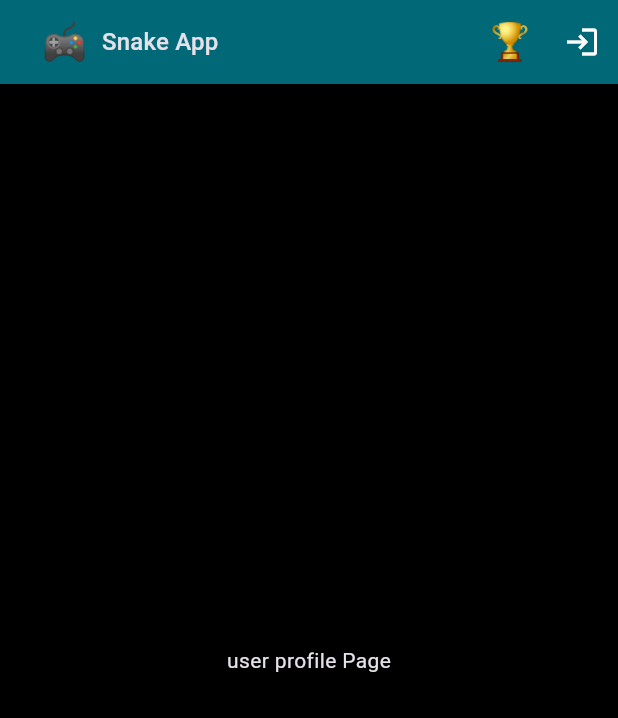
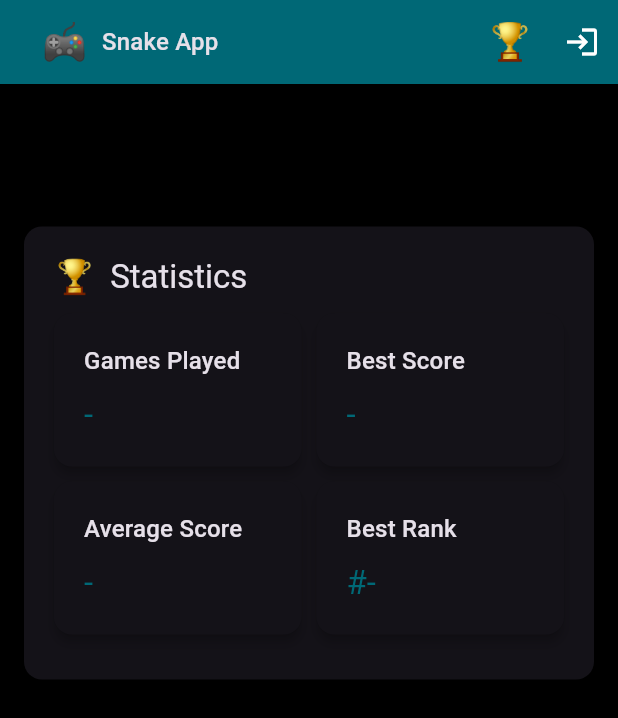
Before and after one commit to chingalo-family/snake-app, a Flutter app: the UserProfile screen opened directly, on a phone screen of 412 x 824 dp. Shown: the top 718 px of the screen. Run offline on Flutter 3.47's test engine with Material 3 defaults, Android fonts, the phone set to English and light mode, and no system bars; our stand-ins replace flutter_svg, fluttertoast, shared_preferences, sqflite; missing offline and left inert: dhis2_dart_utils, mailer; accounts and stored records are empty.

Commit message:
feat: add support for display user stats under profile page

```diff
--- /dev/null
+++ b/lib/modules/user/components/user_game_stats.dart
@@ -0,0 +1,97 @@
+import 'package:flutter/material.dart';
+import 'package:snake_app/core/components/material_card.dart';
+import 'package:snake_app/core/constants/icon_reference.dart';
+
+class UserGameStats extends StatelessWidget {
+  const UserGameStats({
+    super.key,
+    required this.gamesPlayed,
+    required this.bestScore,
+    required this.averageScore,
+    required this.bestRank,
+  });
+
+  final String gamesPlayed;
+  final String bestScore;
+  final String averageScore;
+  final String bestRank;
+
+  Widget _buildStatItem(BuildContext context, String title, String value) {
+    return MaterialCard(
+      elevation: 3.0,
+      body: Container(
+        padding: const EdgeInsets.all(20.0),
+        child: Column(
+          crossAxisAlignment: CrossAxisAlignment.start,
+          children: [
+            Text(title, style: Theme.of(context).textTheme.titleMedium),
+            const SizedBox(height: 10.0),
+            Text(
+              value.toString(),
+              style: Theme.of(context).textTheme.titleLarge?.copyWith(
+                color: Theme.of(context).colorScheme.primary,
+              ),
+            ),
+          ],
+        ),
+      ),
+    );
+  }
+
+  @override
+  Widget build(BuildContext context) {
+    return MaterialCard(
+      elevation: 0.0,
+      body: Container(
+        margin: const EdgeInsets.all(10.0),
+        padding: const EdgeInsets.all(10.0),
+        width: double.infinity,
+        child: Column(
+          crossAxisAlignment: CrossAxisAlignment.start,
+          children: [
+            Row(
+              children: [
+                Text(
+                  IconReference.trophy,
+                  style: Theme.of(context).textTheme.titleLarge,
+                ),
+                const SizedBox(width: 10.0),
+                Expanded(
+                  child: Text(
+                    "Statistics",
+                    style: Theme.of(context).textTheme.titleLarge,
+                  ),
+                ),
+              ],
+            ),
+            const SizedBox(height: 10.0),
+            Row(
+              children: [
+                Expanded(
+                  child: _buildStatItem(context, "Games Played", gamesPlayed),
+                ),
+                const SizedBox(width: 10.0),
+                Expanded(
+                  child: _buildStatItem(context, "Best Score", bestScore),
+                ),
+              ],
+            ),
+            const SizedBox(height: 10.0),
+            Row(
+              children: [
+                Expanded(
+                  child: _buildStatItem(context, "Average Score", averageScore),
+                ),
+                const SizedBox(width: 10.0),
+                Expanded(
+                  child: _buildStatItem(context, "Best Rank", "#$bestRank"),
+                ),
+              ],
+            ),
+            const SizedBox(height: 10.0),
+          ],
+        ),
+      ),
+    );
+  }
+}
--- a/lib/modules/user/user_profile.dart
+++ b/lib/modules/user/user_profile.dart
@@ -1,5 +1,13 @@
 import 'package:flutter/material.dart';
+import 'package:provider/provider.dart';
+import 'package:snake_app/core/app_state/game_score_state/game_score_state.dart';
+import 'package:snake_app/core/app_state/user_state/user_state.dart';
 import 'package:snake_app/core/components/app_bar_container.dart';
+import 'package:snake_app/core/components/material_card.dart';
+import 'package:snake_app/core/constants/app_info_reference.dart';
+import 'package:snake_app/core/constants/icon_reference.dart';
+import 'package:snake_app/core/models/user.dart';
+import 'package:snake_app/modules/user/components/user_game_stats.dart';
 
 class UserProfile extends StatelessWidget {
   const UserProfile({super.key});
@@ -8,9 +16,43 @@ class UserProfile extends StatelessWidget {
   Widget build(BuildContext context) {
     return Scaffold(
       appBar: AppBarContainer(),
-      body: Container(
-        margin: const EdgeInsets.all(16.0),
-        child: const Center(child: Text('user profile Page')),
+      body: Consumer<UserState>(
+        builder: (context, userState, child) {
+          User currentUser = userState.currentUser;
+          return Consumer<GameScoreState>(
+            builder: (context, gameScoreState, child) {
+              bool isLoading = gameScoreState.isLoading;
+              return isLoading
+                  ? const Center(child: CircularProgressIndicator())
+                  : SingleChildScrollView(
+                      child: Container(
+                        width: double.infinity,
+                        padding: const EdgeInsets.all(16.0),
+                        margin: const EdgeInsets.symmetric(vertical: 10.0),
+                        child: Column(
+                          children: [
+                            Text(
+                              currentUser.fullName,
+                              style: Theme.of(context).textTheme.titleLarge,
+                            ),
+                            Text(
+                              currentUser.username,
+                              style: Theme.of(context).textTheme.titleSmall,
+                            ),
+                            const SizedBox(height: 20.0),
+                            UserGameStats(
+                              gamesPlayed: gameScoreState.gamesPlayed,
+                              bestScore: gameScoreState.bestScore,
+                              averageScore: gameScoreState.averageScore,
+                              bestRank: gameScoreState.bestRank,
+                            ),
+                          ],
+                        ),
+                      ),
+                    );
+            },
+          );
+        },
       ),
     );
   }
```
